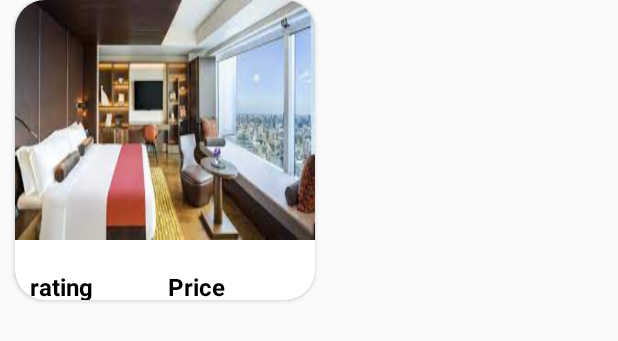
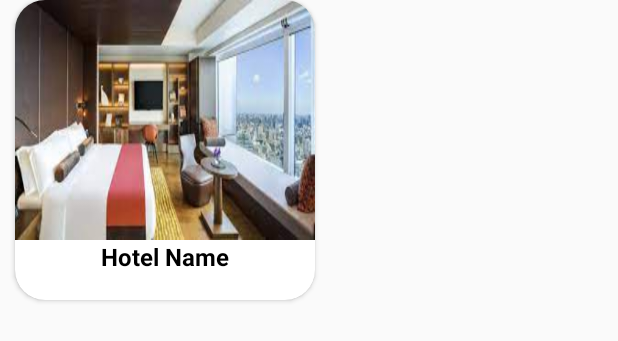
Before and after one commit to gunjajaswal/GitcommitUpdate, an Android app: the layout hotels_layout.xml on its own in the app's theme, with its tools: preview values and no code run, on a phone screen of 412 x 824 dp. Shown: the top 341 px of the screen. Run offline under Robolectric (Android 15) with nearby library versions, the phone set to English and light mode, and no system bars.

Commit message:
fixed rating and price for hotel

```diff
--- a/app/src/main/res/layout/hotels_layout.xml
+++ b/app/src/main/res/layout/hotels_layout.xml
@@ -41,11 +41,12 @@
                 android:orientation="horizontal">
 
                 <TextView
+                    android:gravity="center"
                     android:id="@+id/textView17"
                     android:layout_width="wrap_content"
                     android:layout_height="wrap_content"
                     android:layout_weight="1"
-
+                    tools:text="Hotel Name"
                     android:text="@{hotel.name}"
                     android:textStyle="bold"
                     android:textColor="#000000"
@@ -62,7 +63,8 @@
                     android:layout_height="wrap_content"
                     android:layout_weight="1"
                     android:layout_marginStart="10dp"
-                    android:text="rating"
+                    android:gravity="center"
+                    android:text="@{String.valueOf(hotel.rating)}"
                     android:textColor="#000000"
                     android:textSize="16dp"
                     android:textStyle="bold" />
@@ -73,9 +75,10 @@
                     android:layout_height="wrap_content"
                     android:layout_weight="1"
                     android:layout_marginEnd="10dp"
-                    android:text="Price"
+                    android:text="@{String.valueOf(hotel.price)}"
                     android:textColor="#000000"
                     android:textSize="16dp"
+                    android:gravity="center"
                     android:textStyle="bold"
                     tools:textAlignment="textEnd" />
             </LinearLayout>
```
Also changed, not shown: app/src/main/java/com/example/gotour/adapters/HotelsAdapter.kt (+2 -8 lines), app/src/main/java/com/example/gotour/ui/home/HomeFragment.kt (+11 -20 lines).
